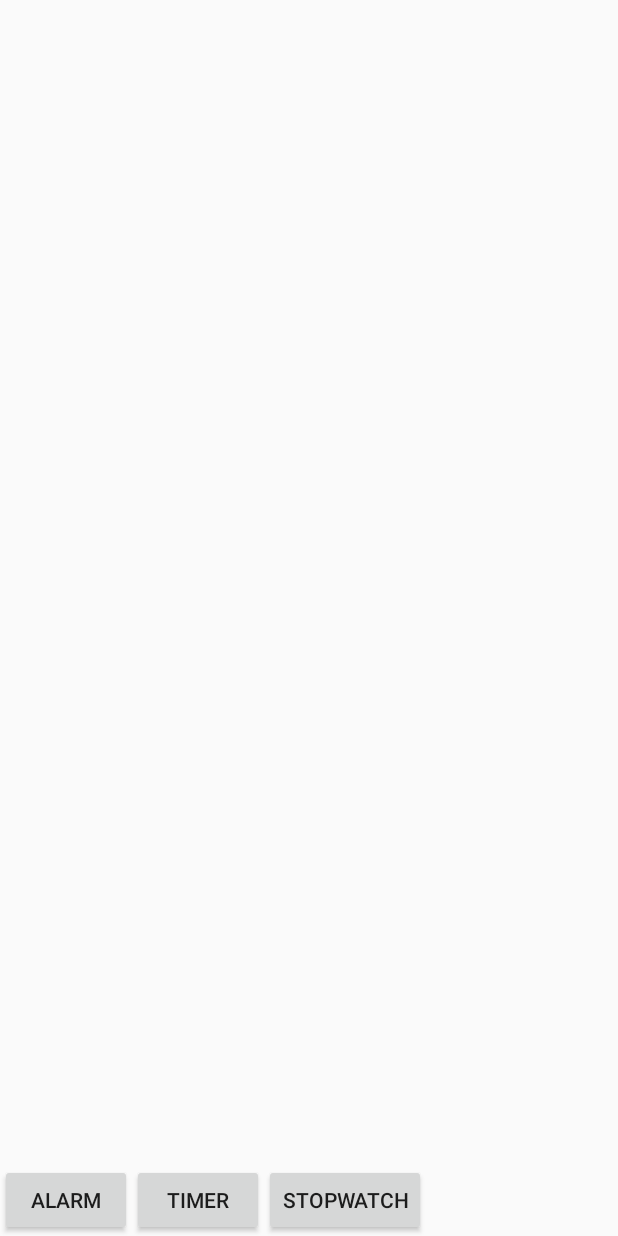
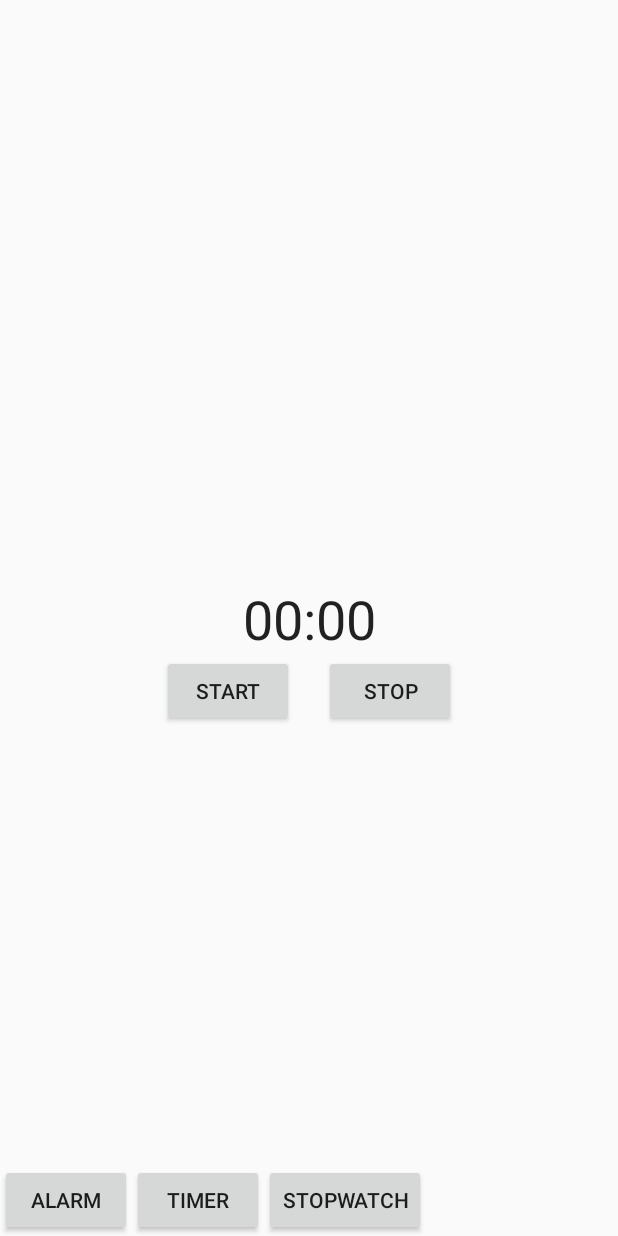
Before and after one commit to vivian-dai/AlarmClock, an Android app: the layout stopwatch_view.xml on its own in the app's theme, with its tools: preview values and no code run, on a phone screen of 412 x 824 dp. Run offline under Robolectric (Android 15) with nearby library versions, the phone set to English and light mode, and no system bars.

Commit message:
there now exists the layout to the stopwatch

```diff
--- a/app/src/main/res/layout/stopwatch_view.xml
+++ b/app/src/main/res/layout/stopwatch_view.xml
@@ -1,9 +1,38 @@
 <?xml version="1.0" encoding="utf-8"?>
-<androidx.constraintlayout.widget.ConstraintLayout
-    xmlns:android="http://schemas.android.com/apk/res/android" android:layout_width="match_parent"
-    android:layout_height="match_parent">
+<androidx.constraintlayout.widget.ConstraintLayout xmlns:android="http://schemas.android.com/apk/res/android"
+    android:layout_width="match_parent"
+    android:layout_height="match_parent"
+    xmlns:app="http://schemas.android.com/apk/res-auto">
 
     <include
         layout="@layout/alarm_nav_buttons_view"/>
 
+    <Chronometer
+        android:id="@+id/timer_display"
+        android:layout_width="wrap_content"
+        android:layout_height="wrap_content"
+        android:textSize="36sp"
+        app:layout_constraintStart_toStartOf="parent"
+        app:layout_constraintEnd_toEndOf="parent"
+        app:layout_constraintTop_toTopOf="parent"
+        app:layout_constraintBottom_toBottomOf="parent"/>
+
+    <Button
+        android:id="@+id/start_button"
+        android:layout_width="wrap_content"
+        android:layout_height="wrap_content"
+        android:text="@string/start"
+        app:layout_constraintStart_toStartOf="parent"
+        app:layout_constraintEnd_toEndOf="@+id/stop_button"
+        app:layout_constraintTop_toBottomOf="@id/timer_display" />
+
+    <Button
+        android:id="@+id/stop_button"
+        android:layout_width="wrap_content"
+        android:layout_height="wrap_content"
+        android:text="@string/stop"
+        app:layout_constraintStart_toStartOf="@+id/start_button"
+        app:layout_constraintEnd_toEndOf="parent"
+        app:layout_constraintTop_toBottomOf="@id/timer_display"/>
+
 </androidx.constraintlayout.widget.ConstraintLayout>
--- a/app/src/main/res/values/strings.xml
+++ b/app/src/main/res/values/strings.xml
@@ -10,6 +10,8 @@
     <string name="new_alarm">New Alarm</string>
     <string name="arrow"><![CDATA[<---]]></string>
     <string name="plus_sign">+</string>
+    <string name="start">Start</string>
+    <string name="stop">Stop</string>
     <string-array name="hours">
         <item>00</item>
         <item>01</item>
```
